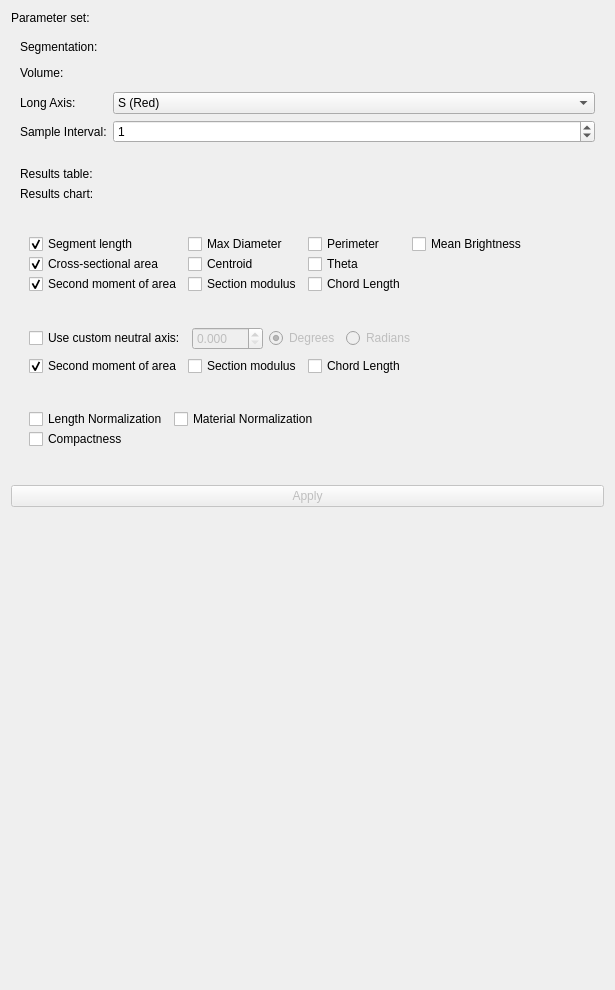
Before: the Qt Designer form SegmentGeometry/Resources/UI/SegmentGeometry.ui in jmhuie/SlicerBiomech, drawn with Qt 5.
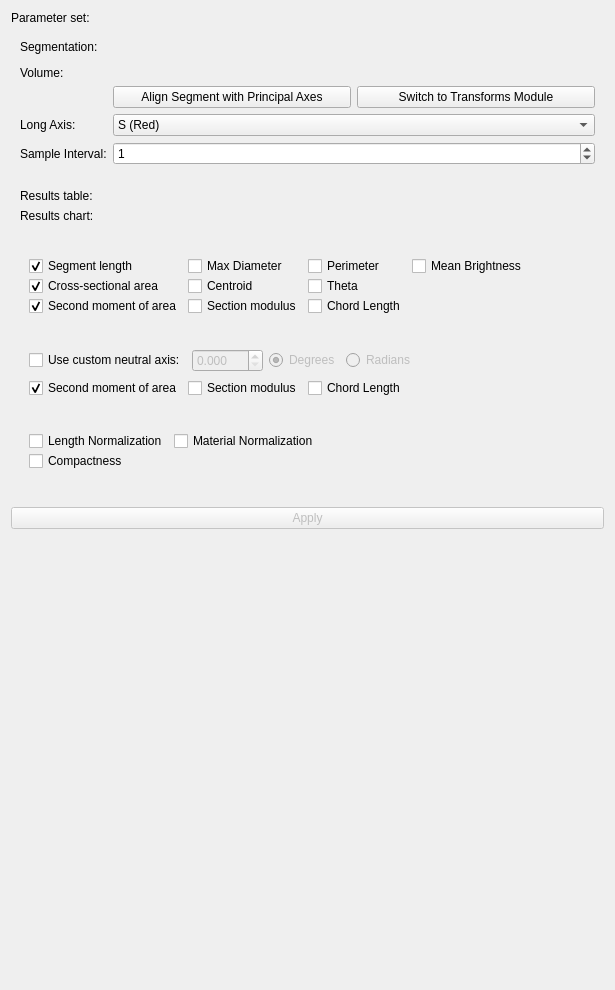
After: the same form once the commit is applied. Custom widgets are drawn as their Qt base class.

Commit message: align with principal axes

```diff
--- a/SegmentGeometry/Resources/UI/SegmentGeometry.ui
+++ b/SegmentGeometry/Resources/UI/SegmentGeometry.ui
@@ -140,6 +140,56 @@
          <property name="verticalSpacing">
           <number>0</number>
          </property>
+         <item row="2" column="1">
+          <widget class="QPushButton" name="PrincipalButton">
+           <property name="text">
+            <string>Align Segment with Principal Axes</string>
+           </property>
+           <property name="checkable">
+            <bool>false</bool>
+           </property>
+           <property name="checked">
+            <bool>false</bool>
+           </property>
+           <property name="autoRepeat">
+            <bool>false</bool>
+           </property>
+           <property name="autoDefault">
+            <bool>false</bool>
+           </property>
+           <property name="default">
+            <bool>false</bool>
+           </property>
+           <property name="flat">
+            <bool>false</bool>
+           </property>
+          </widget>
+         </item>
+         <item row="2" column="2">
+          <widget class="QPushButton" name="TransformsButton">
+           <property name="text">
+            <string>Switch to Transforms Module</string>
+           </property>
+           <property name="checkable">
+            <bool>false</bool>
+           </property>
+           <property name="checked">
+            <bool>false</bool>
+           </property>
+           <property name="autoRepeat">
+            <bool>false</bool>
+           </property>
+           <property name="autoDefault">
+            <bool>false</bool>
+           </property>
+           <property name="default">
+            <bool>false</bool>
+           </property>
+           <property name="flat">
+            <bool>false</bool>
+           </property>
+          </widget>
+         </item>
         </layout>
        </widget>
       </item>
```
Left out of the diff: 3 changed lines with no effect on the pictures. The commit also changes 1 other file.
